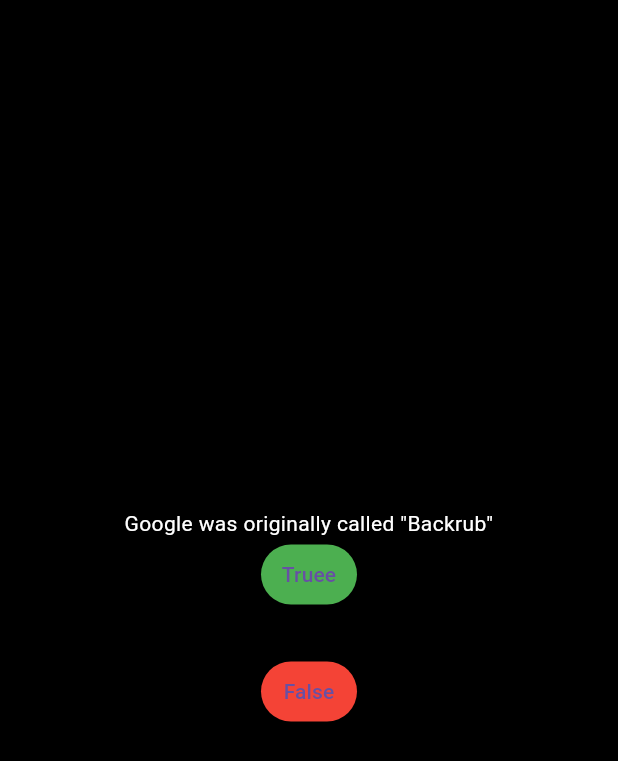
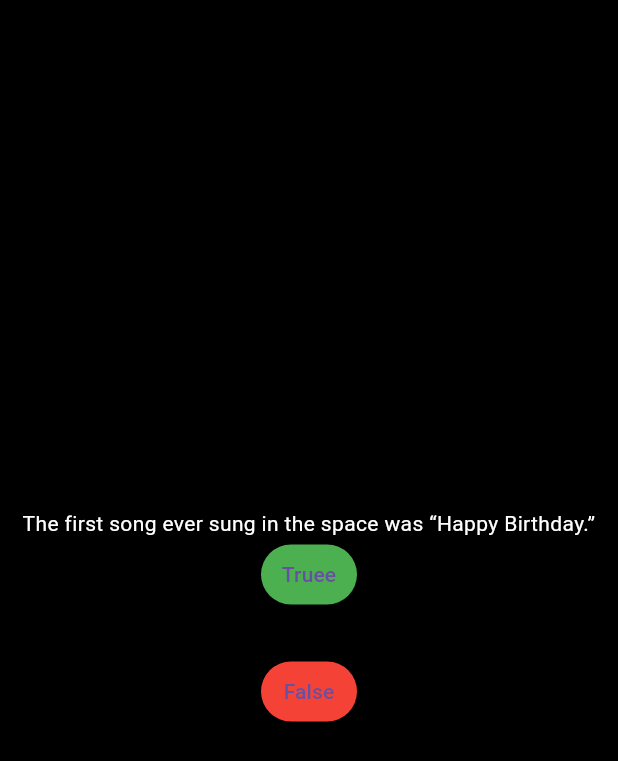
Before and after one commit to nirupamanv/quizapp, a Flutter app: the screen it shows after launch, after a tap on "Truee", on a phone screen of 412 x 824 dp. Shown: the top 761 px of the screen. Run offline on Flutter 3.47's test engine with Material 3 defaults, Android fonts, the phone set to English and light mode, and no system bars; network calls fail.

Commit message:
changing questions

```diff
--- /dev/null
+++ b/lib/qn.dart
@@ -0,0 +1,5 @@
+class Quiz{
+  String ? qus;
+  bool ? ans;
+  Quiz({this.qus,this.ans});
+}
--- a/lib/questions.dart
+++ b/lib/questions.dart
@@ -1,4 +1,5 @@
 import 'package:flutter/material.dart';
+import 'package:quizapp/qn.dart';
 
 class Questions extends StatefulWidget {
   const Questions({Key? key}) : super(key: key);
@@ -16,17 +17,20 @@ class _QuestionsState extends State<Questions> {
         child: Column(
           mainAxisAlignment: MainAxisAlignment.center,
           children: [
-          Text('Google was originally called "Backrub"',
+            Text(myList[index].qus,
               textAlign: TextAlign.center,
               style: TextStyle(
                 color: Colors.white,
               ),
             ),
-           TextButton(onPressed :(){},
-               style:TextButton.styleFrom(backgroundColor: Colors.green),
+            TextButton(onPressed: () {setState((){});
+              nextquestion();},
+                style: TextButton.styleFrom(backgroundColor: Colors.green,),
                 child: Text('Truee')),
             SizedBox(height: 30),
-            TextButton(onPressed: (){},
+            TextButton(onPressed: () {setState((){});
+              nextquestion();
+              },
                 style: TextButton.styleFrom(backgroundColor: Colors.red),
                 child: Text('False'))
 
@@ -34,6 +38,19 @@ class _QuestionsState extends State<Questions> {
         ),
       ),
     );
+  }
 
+  List myList = [
+    Quiz(qus:'In school Albert Einstein failed most of the subjects except for physics and math',ans:true),
+    Quiz(qus:'The first song ever sung in the space was “Happy Birthday.”', ans:true),
+    Quiz(qus:'The first country in the world to use postcards was the United States of America.”',ans:false),
+    Quiz(qus:'A male canary tends to have a better singing voice than a female canary..”',ans: true),
+    Quiz(qus:'Tea contains more caffeine than coffee and soda.”',ans: false),
+  ];
+  int index=0;
+  void nextquestion(){
+    if(index<myList.length){
+    index++;
   }
 }
+}
```
Lines whose indentation alone changed are shown as unchanged.
